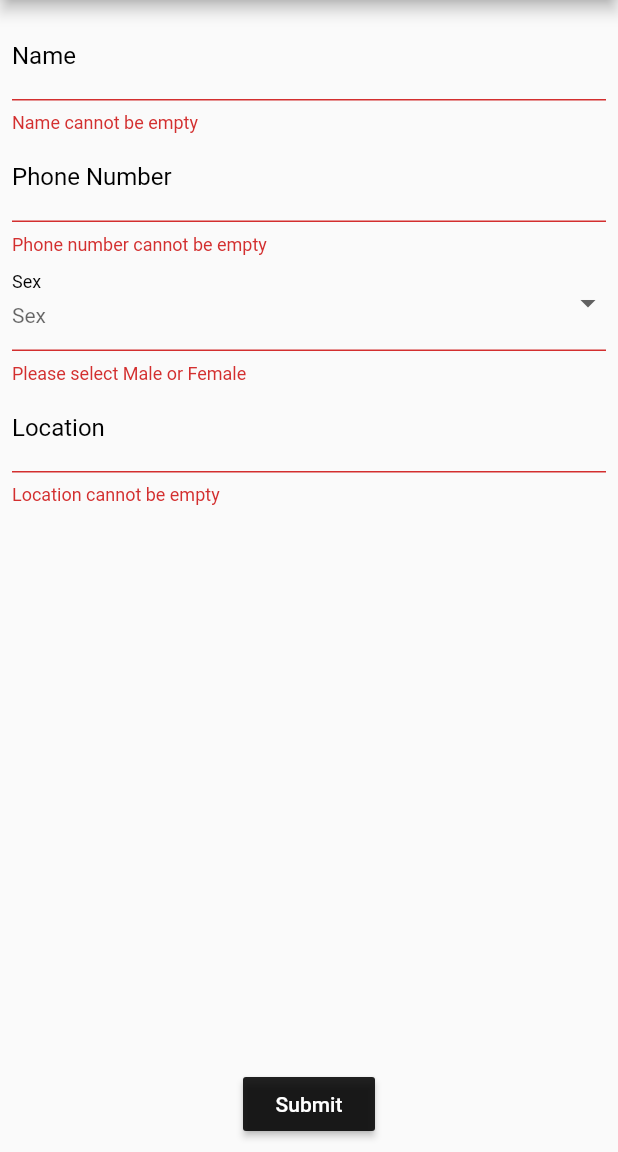
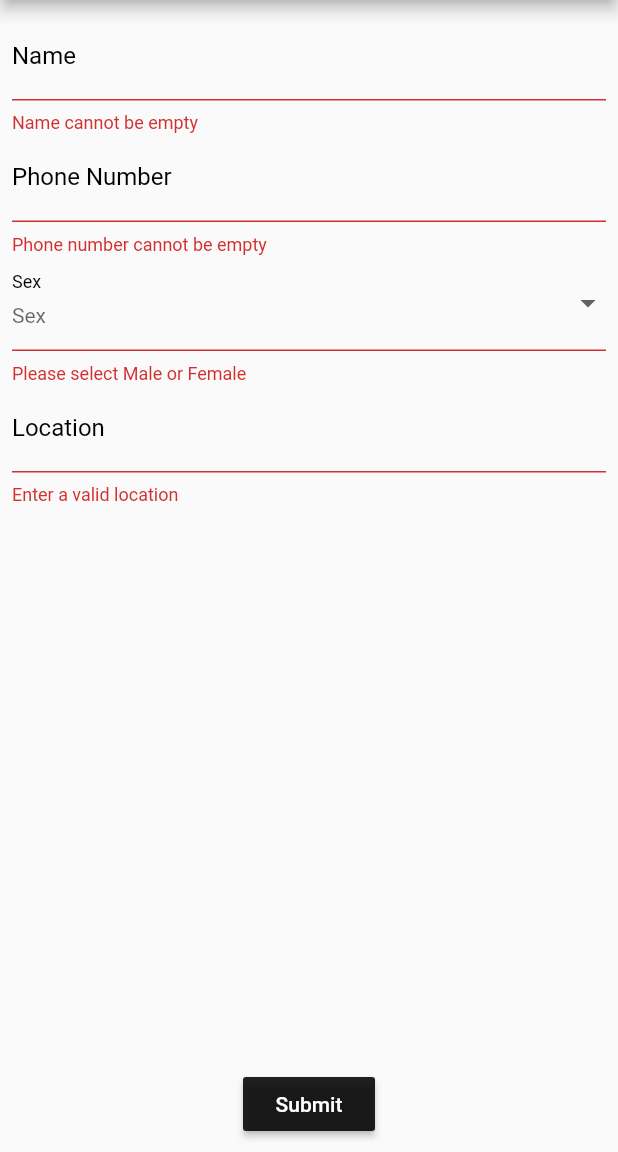
Before and after one commit to Asghar-Ali-Mowlana/user-application, a Flutter app: the AddUserForm screen opened directly, after a tap on "Submit", on a phone screen of 412 x 824 dp, the part 84-1236 px from its top. Run offline on Flutter 3.47's test engine with Material 2 defaults, Android fonts, the phone set to English and light mode, and no system bars; our stand-ins replace cloud_firestore, firebase_core, firebase_messaging, geocoding, geolocator, location and 1 more; accounts and stored records are empty; statements that could not run were skipped.

Commit message:
Modified add user validation

```diff
--- a/lib/pages/form/view/add_user_form_page.dart
+++ b/lib/pages/form/view/add_user_form_page.dart
@@ -203,8 +203,8 @@ class _AddUserFormState extends State<AddUserForm> {
                       ),
                     ),
                     validator: (value) {
-                      if (value!.length == 0) {
-                        return "Location cannot be empty";
+                      if (value!.length == 0 || value.length < 10) {
+                        return "Enter a valid location";
                       } else {
                         return null;
                       }
```
